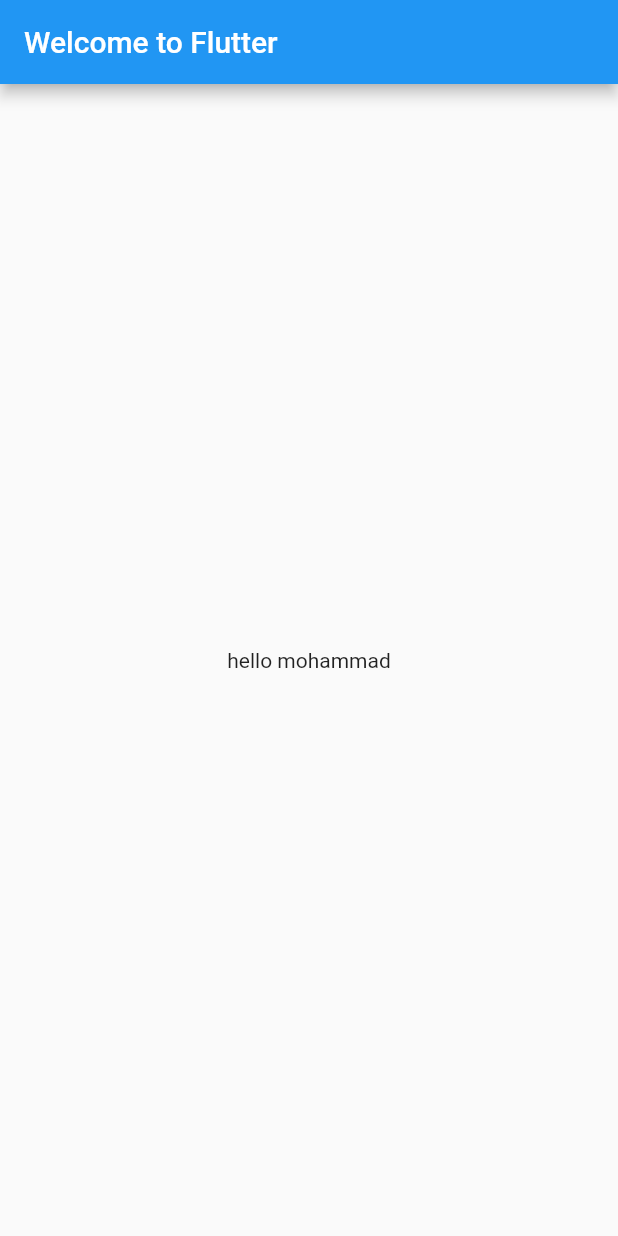
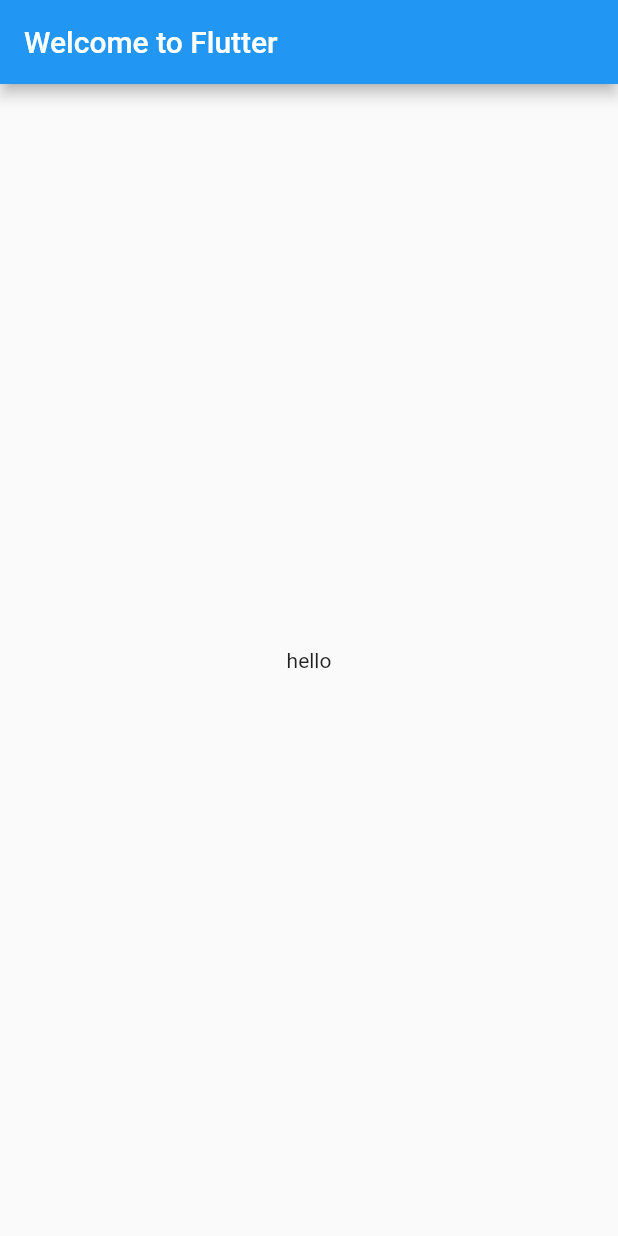
Before and after one commit to Karim-Itani/CMPS-253-PROJ-21, a Flutter app: the screen it shows after launch, on a phone screen of 412 x 824 dp. Run offline on Flutter 3.47's test engine with Material 2 defaults, Android fonts, the phone set to English and light mode, and no system bars.

Commit message:
hamed's test

```diff
--- a/lib/main.dart
+++ b/lib/main.dart
@@ -12,7 +12,7 @@
           title: Text('Welcome to Flutter'),
         ),
         body: Center(
-          child: Text('hello mohammad'),
+          child: Text('hello'),
         ),
       ),
     );
```
